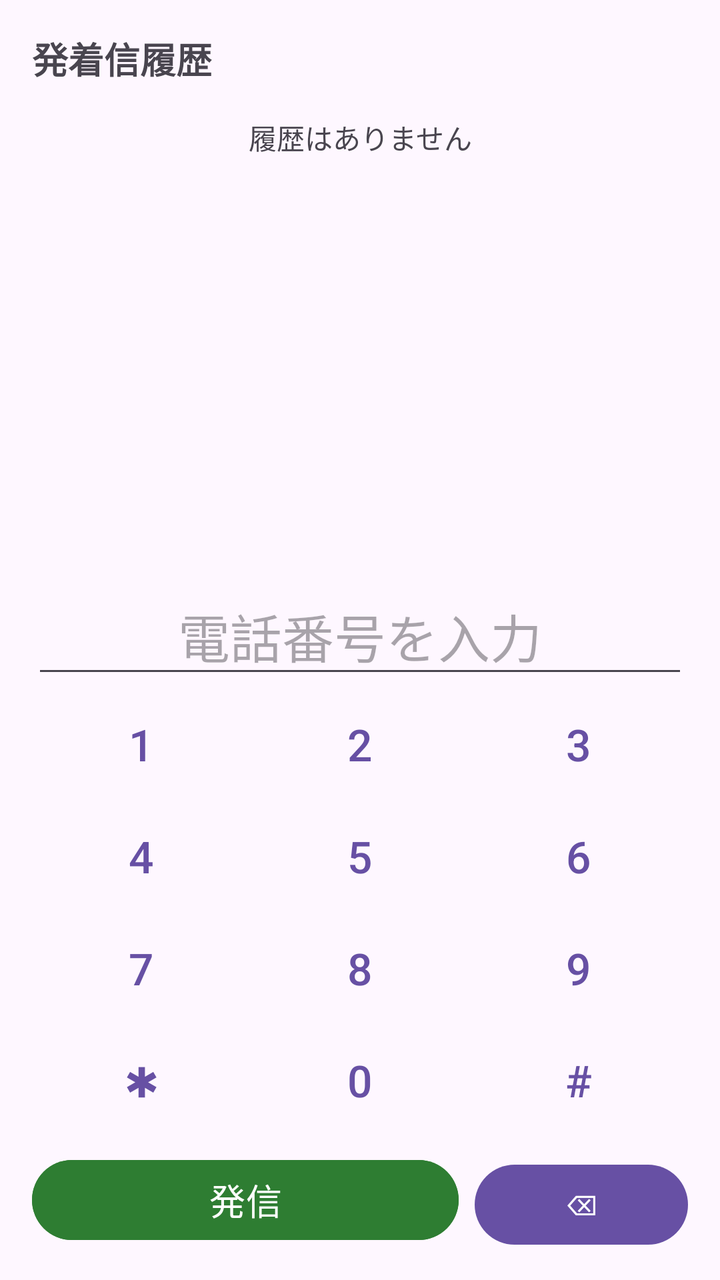
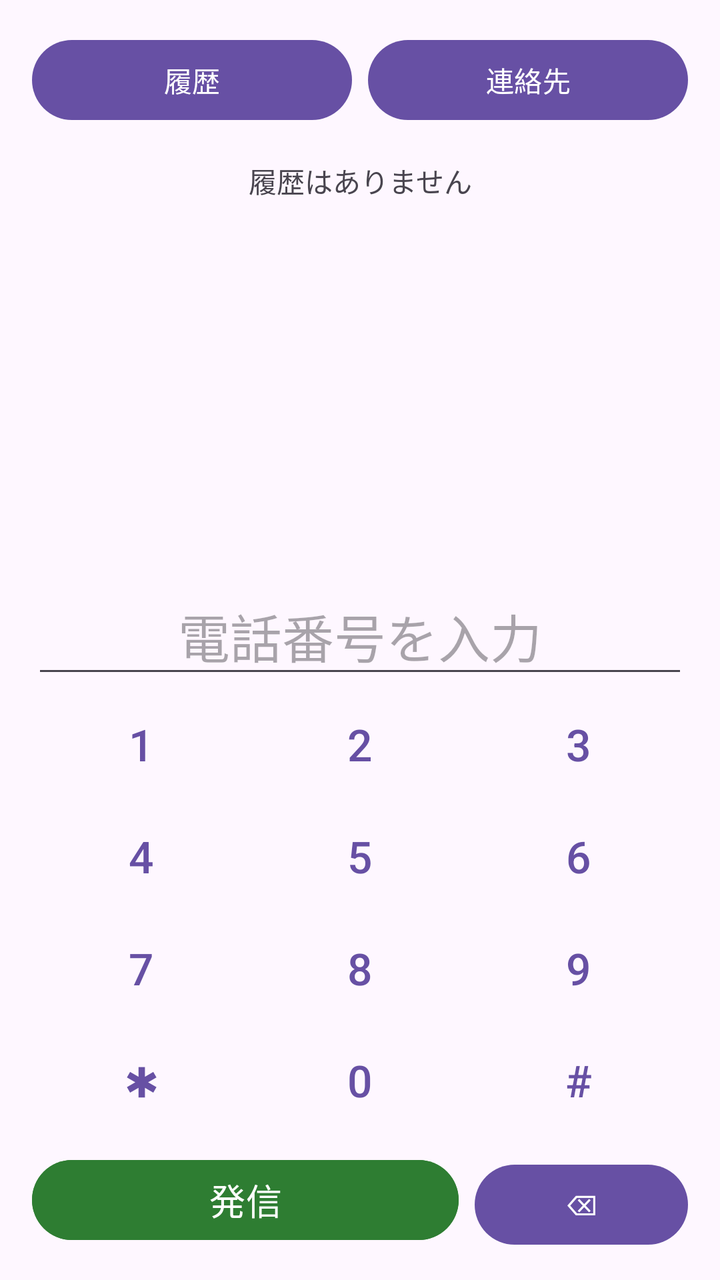

Screens rendered from an Android XML layout before and after an edit, with the pre-edit source and the edit as a unified diff.
<!-- AndroidManifest.xml: application theme Theme.Rusuden -->
<!-- res/layout/activity_dialer.xml -->
<?xml version="1.0" encoding="utf-8"?>
<LinearLayout xmlns:android="http://schemas.android.com/apk/res/android"
    android:layout_width="match_parent"
    android:layout_height="match_parent"
    android:orientation="vertical"
    android:padding="16dp">

    <TextView
        android:layout_width="match_parent"
        android:layout_height="wrap_content"
        android:text="@string/history_title"
        android:textSize="18sp"
        android:textStyle="bold" />

    <TextView
        android:id="@+id/text_empty_log"
        android:layout_width="match_parent"
        android:layout_height="wrap_content"
        android:layout_marginTop="16dp"
        android:gravity="center"
        android:text="@string/no_history"
        android:textColor="?android:attr/textColorSecondary" />

    <androidx.recyclerview.widget.RecyclerView
        android:id="@+id/recycler_calllog"
        android:layout_width="match_parent"
        android:layout_height="0dp"
        android:layout_marginTop="4dp"
        android:layout_weight="1" />

    <EditText
        android:id="@+id/edit_number"
        android:layout_width="match_parent"
        android:layout_height="wrap_content"
        android:gravity="center"
        android:hint="@string/dial_hint"
        android:importantForAutofill="no"
        android:inputType="phone"
        android:textSize="26sp" />

    <include
        android:id="@+id/dialer_dialpad"
        layout="@layout/view_dialpad"
        android:layout_width="match_parent"
        android:layout_height="wrap_content" />

    <LinearLayout
        android:layout_width="match_parent"
        android:layout_height="wrap_content"
        android:layout_marginTop="8dp"
        android:orientation="horizontal">

        <Button
            android:id="@+id/button_call"
            android:layout_width="0dp"
            android:layout_height="wrap_content"
            android:layout_weight="2"
            android:backgroundTint="@color/answer_green"
            android:text="@string/call"
            android:textSize="18sp" />

        <Button
            android:id="@+id/button_backspace"
            android:layout_width="0dp"
            android:layout_height="wrap_content"
            android:layout_marginStart="8dp"
            android:layout_weight="1"
            android:text="@string/backspace" />
    </LinearLayout>
</LinearLayout>
<!-- res/layout/view_dialpad.xml (included above) -->
<?xml version="1.0" encoding="utf-8"?>
<LinearLayout xmlns:android="http://schemas.android.com/apk/res/android"
    android:layout_width="match_parent"
    android:layout_height="wrap_content"
    android:orientation="vertical">

    <LinearLayout
        android:layout_width="match_parent"
        android:layout_height="wrap_content"
        android:orientation="horizontal">

        <Button
            android:id="@+id/key_1"
            style="@style/DialpadKey"
            android:text="1" />

        <Button
            android:id="@+id/key_2"
            style="@style/DialpadKey"
            android:text="2" />

        <Button
            android:id="@+id/key_3"
            style="@style/DialpadKey"
            android:text="3" />
    </LinearLayout>

    <LinearLayout
        android:layout_width="match_parent"
        android:layout_height="wrap_content"
        android:orientation="horizontal">

        <Button
            android:id="@+id/key_4"
            style="@style/DialpadKey"
            android:text="4" />

        <Button
            android:id="@+id/key_5"
            style="@style/DialpadKey"
            android:text="5" />

        <Button
            android:id="@+id/key_6"
            style="@style/DialpadKey"
            android:text="6" />
    </LinearLayout>

    <LinearLayout
        android:layout_width="match_parent"
        android:layout_height="wrap_content"
        android:orientation="horizontal">

        <Button
            android:id="@+id/key_7"
            style="@style/DialpadKey"
            android:text="7" />

        <Button
            android:id="@+id/key_8"
            style="@style/DialpadKey"
            android:text="8" />

        <Button
            android:id="@+id/key_9"
            style="@style/DialpadKey"
            android:text="9" />
    </LinearLayout>

    <LinearLayout
        android:layout_width="match_parent"
        android:layout_height="wrap_content"
        android:orientation="horizontal">

        <Button
            android:id="@+id/key_star"
            style="@style/DialpadKey"
            android:text="✱" />

        <Button
            android:id="@+id/key_0"
            style="@style/DialpadKey"
            android:text="0" />

        <Button
            android:id="@+id/key_hash"
            style="@style/DialpadKey"
            android:text="#" />
    </LinearLayout>
</LinearLayout>
<!-- resources referenced by this layout -->
<resources>
  <color name="answer_green">#2E7D32</color>
  <string name="backspace">⌫</string>
  <string name="call">発信</string>
  <string name="dial_hint">電話番号を入力</string>
  <string name="history_title">発着信履歴</string>
  <string name="no_history">履歴はありません</string>
  <style name="DialpadKey" parent="Widget.Material3.Button.TextButton">
          <item name="android:layout_width">0dp</item>
          <item name="android:layout_height">56dp</item>
          <item name="android:layout_weight">1</item>
          <item name="android:textSize">22sp</item>
      </style>
  <style name="Theme.Rusuden" parent="Theme.Material3.DayNight.NoActionBar" />
</resources>

<!-- the commit's change to res/layout/activity_dialer.xml (unified diff, before → after) -->
@@ -5,12 +5,35 @@
     android:orientation="vertical"
     android:padding="16dp">
 
-    <TextView
+    <LinearLayout
         android:layout_width="match_parent"
         android:layout_height="wrap_content"
-        android:text="@string/history_title"
-        android:textSize="18sp"
-        android:textStyle="bold" />
+        android:orientation="horizontal">
+
+        <Button
+            android:id="@+id/tab_history"
+            android:layout_width="0dp"
+            android:layout_height="wrap_content"
+            android:layout_weight="1"
+            android:text="@string/tab_history" />
+
+        <Button
+            android:id="@+id/tab_contacts"
+            android:layout_width="0dp"
+            android:layout_height="wrap_content"
+            android:layout_marginStart="8dp"
+            android:layout_weight="1"
+            android:text="@string/tab_contacts" />
+    </LinearLayout>
+
+    <EditText
+        android:id="@+id/edit_search"
+        android:layout_width="match_parent"
+        android:layout_height="wrap_content"
+        android:hint="@string/search_hint"
+        android:importantForAutofill="no"
+        android:inputType="text"
+        android:visibility="gone" />
 
     <TextView
         android:id="@+id/text_empty_log"
<!-- resource entries referenced after the edit -->
@@ -4,8 +4,10 @@
   <string name="backspace">⌫</string>
   <string name="call">発信</string>
   <string name="dial_hint">電話番号を入力</string>
-  <string name="history_title">発着信履歴</string>
   <string name="no_history">履歴はありません</string>
+  <string name="search_hint">名前・番号で検索</string>
+  <string name="tab_contacts">連絡先</string>
+  <string name="tab_history">履歴</string>
   <style name="DialpadKey" parent="Widget.Material3.Button.TextButton">
           <item name="android:layout_width">0dp</item>
           <item name="android:layout_height">56dp</item>
